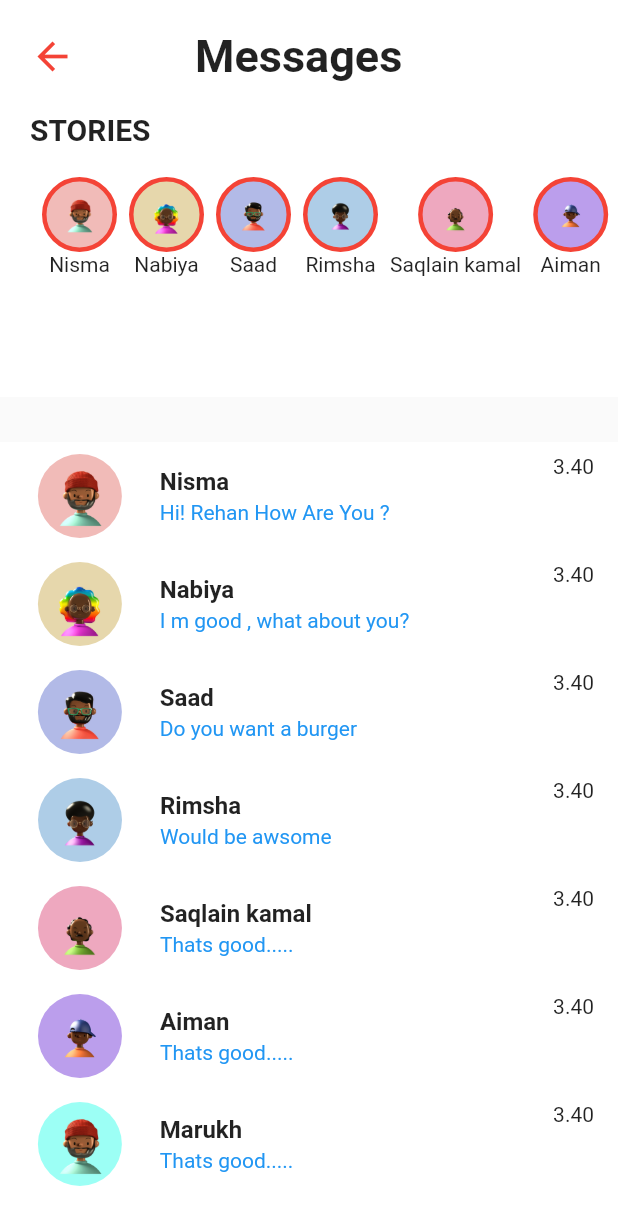
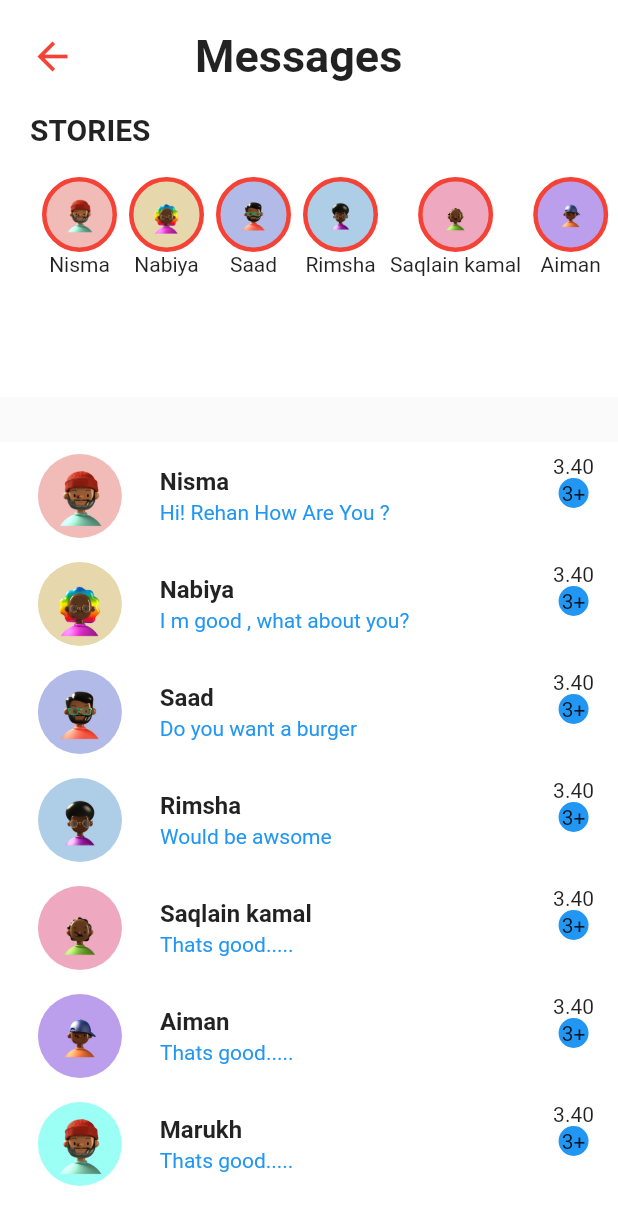
Before and after one commit to Nismakhan/socailMedia, a Flutter app: the Messages screen opened by its route, on a phone screen of 412 x 824 dp. Shown: the top 1225 px of the screen. Run offline on Flutter 3.47's test engine with Material 2 defaults, Android fonts, the phone set to English and light mode, and no system bars; our stand-ins replace cloud_firestore, firebase_auth, firebase_core; accounts and stored records are empty.

Commit message:
my changes

```diff
--- a/lib/screens/messages_screen.dart
+++ b/lib/screens/messages_screen.dart
@@ -124,6 +124,17 @@ class Messages extends StatelessWidget {
                         Text(
                           userChat.time,
                         ),
+                        Container(
+                          height: 20,
+                          width: 20,
+                          decoration: const BoxDecoration(
+                            shape: BoxShape.circle,
+                            color: Colors.blue,
+                          ),
+                          child: const Center(
+                            child: Text("3+"),
+                          ),
+                        )
                       ],
                     ),
                   );
```
